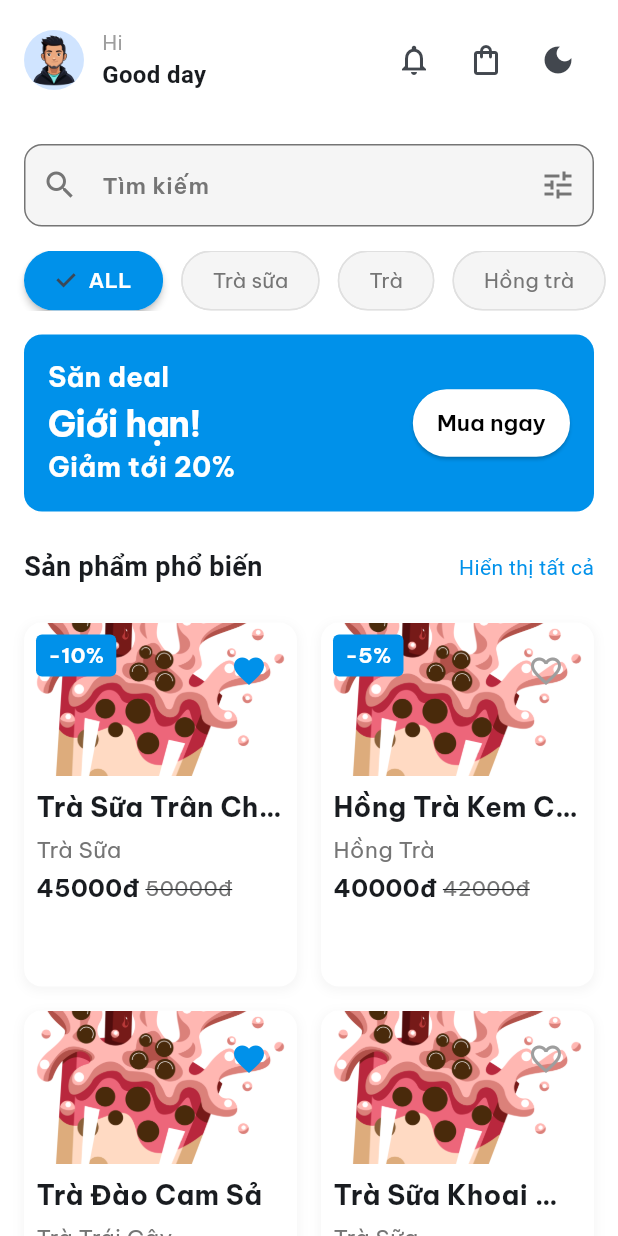
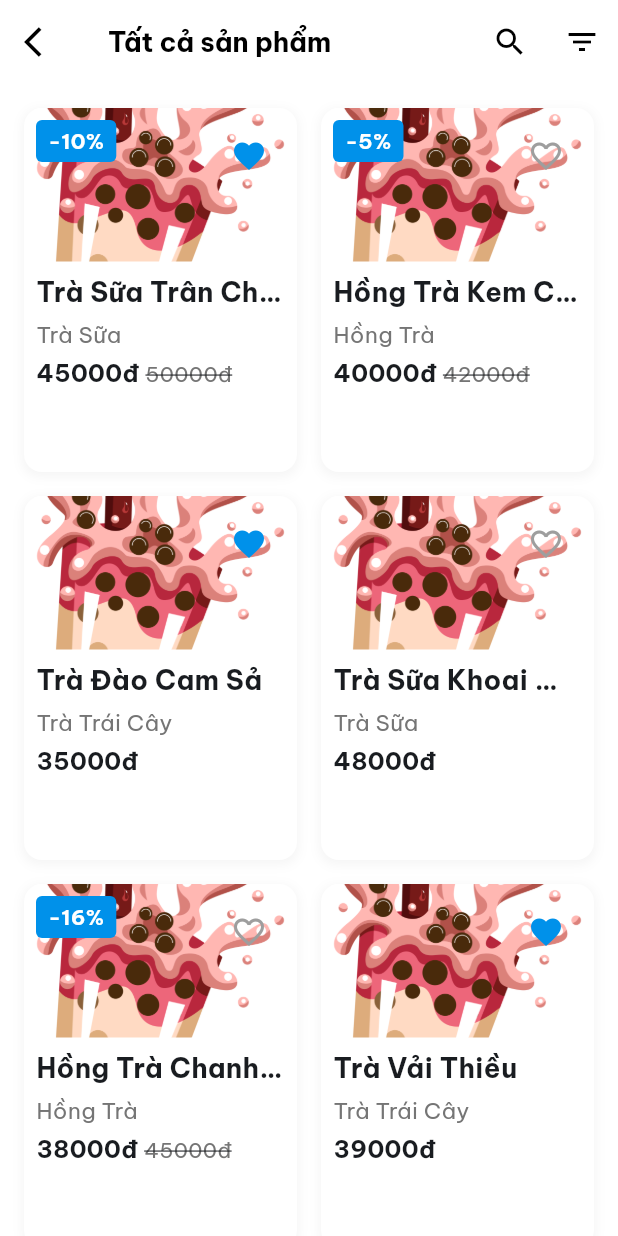
Before and after one commit to ngquchuy/TraSuaShop, a Flutter app: the HomeScreen screen opened directly, after a tap on "Hiển thị tất cả", on a phone screen of 412 x 824 dp. Run offline on Flutter 3.47's test engine with Material 3 defaults, Android fonts, the phone set to English and light mode, and no system bars; our stand-ins replace get, get_storage, google_fonts, share_plus; accounts and stored records are empty.

Commit message:
add all product screen, add filter bottom sheet

```diff
--- /dev/null
+++ b/lib/view/all_product_screen.dart
@@ -0,0 +1,53 @@
+import 'package:flutter/material.dart';
+import 'package:get/get.dart';
+import 'package:milktea_shop/utils/app_textstyles.dart';
+import 'package:milktea_shop/view/widgets/filter_bottom_sheet.dart';
+import 'package:milktea_shop/view/widgets/product_grid.dart';
+
+class AllProductScreen extends StatelessWidget {
+  const AllProductScreen({super.key});
+
+  @override
+  Widget build(BuildContext context) {
+    final isDark = Theme.of(context).brightness == Brightness.dark;
+    return Scaffold(
+      backgroundColor: Theme.of(context).scaffoldBackgroundColor,
+      appBar: AppBar(
+        leading: IconButton(
+          onPressed: () => Get.back(),
+          icon: Icon(
+            Icons.arrow_back_ios,
+            color: isDark ? Colors.white : Colors.black,
+          ),
+        ),
+        title: Text(
+          'Tất cả sản phẩm',
+          style: AppTextstyles.withColor(
+            AppTextstyles.h3,
+            isDark ? Colors.white : Colors.black,
+          ),
+        ),
+        actions: [
+          // search icon
+          IconButton(
+            onPressed: () {},
+            icon: Icon(
+              Icons.search,
+              color: isDark ? Colors.white : Colors.black,
+            ),
+          ),
+
+          // filter icon
+          IconButton(
+            onPressed: () => FilterBottomSheet.show(context),
+            icon: Icon(
+              Icons.filter_list,
+              color: isDark ? Colors.white : Colors.black,
+            ),
+          ),
+        ],
+      ),
+      body: const ProductGrid(),
+    );
+  }
+}
--- a/lib/view/home_screen.dart
+++ b/lib/view/home_screen.dart
@@ -1,6 +1,7 @@
 import 'package:flutter/material.dart';
 import 'package:get/get.dart';
 import 'package:milktea_shop/controllers/theme_controller.dart';
+import 'package:milktea_shop/view/all_product_screen.dart';
 import 'package:milktea_shop/view/widgets/category_chips.dart';
 import 'package:milktea_shop/view/widgets/custom_searchbar.dart';
 import 'package:milktea_shop/view/widgets/product_grid.dart';
@@ -95,7 +96,7 @@ class HomeScreen extends StatelessWidget {
                   ),
                 ),
                 GestureDetector(
-                  onTap: () {},
+                  onTap: () => Get.to(() => const AllProductScreen()),
                   child: Text(
                     'Hiển thị tất cả',
                     style: TextStyle(
--- a/lib/view/widgets/category_chips.dart
+++ b/lib/view/widgets/category_chips.dart
@@ -10,7 +10,7 @@ class CategoryChips extends StatefulWidget {
 
 class _CategoryChipsState extends State<CategoryChips> {
   int selectedIndex = 0;
-  final categories = ['ALL', 'Trà sữa', 'Trà', 'Hồng trà'];
+  final categories = ['ALL', 'Trà sữa', 'Trà trái cây', 'Hồng trà'];
   @override
   Widget build(BuildContext context) {
     final isDark = Theme.of(context).brightness == Brightness.dark;
```
Also changed, not shown: lib/view/widgets/filter_bottom_sheet.dart (added, +159 -0 lines).
